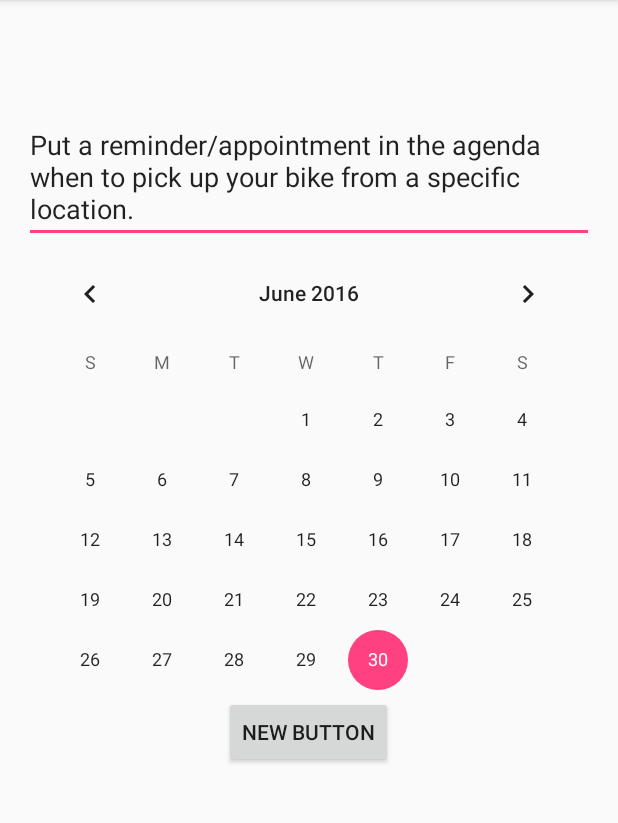
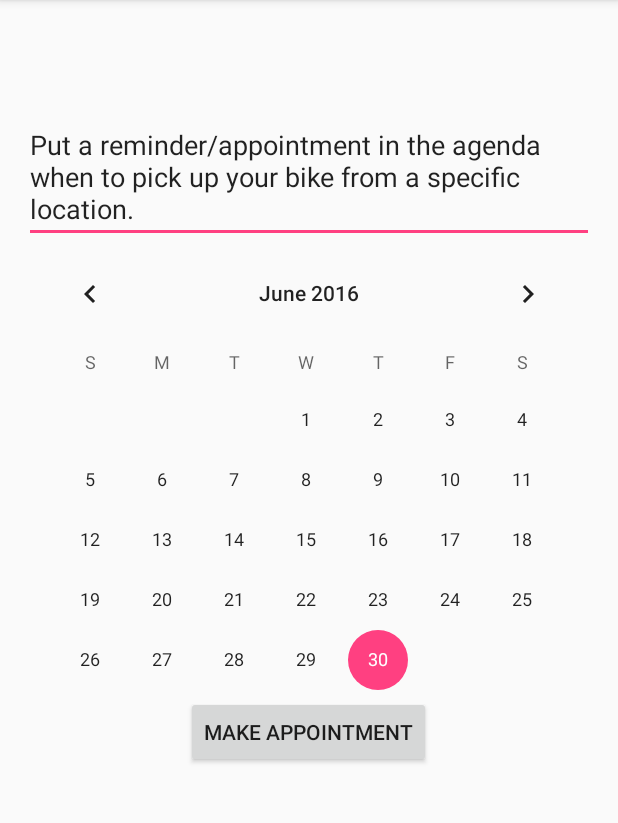
Before and after one commit to WillemvdPijl/rotterdam_data_2, an Android app: the screen it shows after launch (MainActivity), in the side drawer, after a tap on "Calender", on a phone screen of 412 x 824 dp, the part 84-907 px from its top. Run offline under Robolectric (Android 15) with nearby library versions, the phone set to English and light mode, and no system bars.

Commit message:
dave fixerino

```diff
--- a/app/src/main/java/topkek_mobile/BasicFunctions/CSVFile.java
+++ b/app/src/main/java/topkek_mobile/BasicFunctions/CSVFile.java
@@ -1,7 +1,7 @@
 package topkek_mobile.BasicFunctions;
 
 /**
- * Created by Dave on 28-6-2016.
+ * Created by Dave... on 28-6-2016.
  */
 import java.io.BufferedReader;
 import java.io.IOException;
--- a/app/src/main/res/layout/fragment_calender.xml
+++ b/app/src/main/res/layout/fragment_calender.xml
@@ -28,7 +28,7 @@
     <Button
         android:layout_width="wrap_content"
         android:layout_height="wrap_content"
-        android:text="New Button"
+        android:text="Make Appointment"
         android:id="@+id/button"
         android:layout_gravity="center_horizontal" />
 
```
Also changed, not shown: app/src/main/res/layout/fragment_main.xml (+5 -2 lines), app/src/main/res/layout/fragment_piechart.xml (+5 -3 lines).
